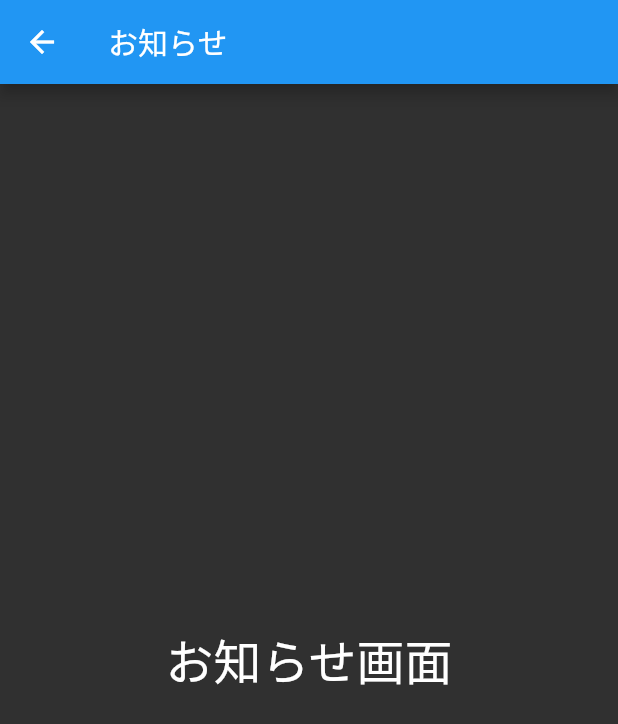
After one commit to HayatoTomonari/infinity, a Flutter app: the Notice screen opened directly, on a phone screen of 412 x 824 dp. The commit adds this screen. Shown: the top 724 px of the screen. Run offline on Flutter 3.47's test engine with Material 2 defaults, Android fonts, the phone set to English and light mode, and no system bars; our stand-ins replace firebase_auth, firebase_core; accounts and stored records are empty.

Commit message:
Task:各画面とナビゲーションバーを表示したホーム画面を実装。

```diff
--- /dev/null
+++ b/lib/home/notice.dart
@@ -0,0 +1,16 @@
+import 'package:flutter/material.dart';
+
+class Notice extends StatelessWidget {
+  const Notice({Key? key}) : super(key: key);
+
+  @override
+  Widget build(BuildContext context) {
+    return Scaffold(
+      appBar: AppBar(
+        title: const Text('お知らせ'),
+      ),
+      body:
+          const Center(child: Text('お知らせ画面', style: TextStyle(fontSize: 32.0))),
+    );
+  }
+}
--- a/lib/welcomePage/signin_form.dart
+++ b/lib/welcomePage/signin_form.dart
@@ -1,6 +1,6 @@
 import 'package:firebase_auth/firebase_auth.dart';
 import 'package:flutter/material.dart';
-import 'package:si_proto/home/home_page.dart';
+import 'package:si_proto/home/top_page.dart';
 import 'package:si_proto/welcomePage/constants_color.dart';
 import 'package:si_proto/welcomePage/custom_text_field.dart';
 
@@ -74,7 +74,7 @@ class SignIn extends StatelessWidget {
                     context.mounted) {
                   Navigator.push(
                     context,
-                    MaterialPageRoute(builder: (context) => const HomePage()),
+                    MaterialPageRoute(builder: (context) => const TopPage()),
                   );
                 }
               } catch (e) {
```
Also changed, not shown: lib/home/home.dart (added, +16 -0 lines), lib/home/home_page.dart (deleted, +0 -22 lines), lib/home/payment.dart (added, +16 -0 lines), lib/home/setting.dart (added, +16 -0 lines), lib/home/top_page.dart (added, +47 -0 lines).
